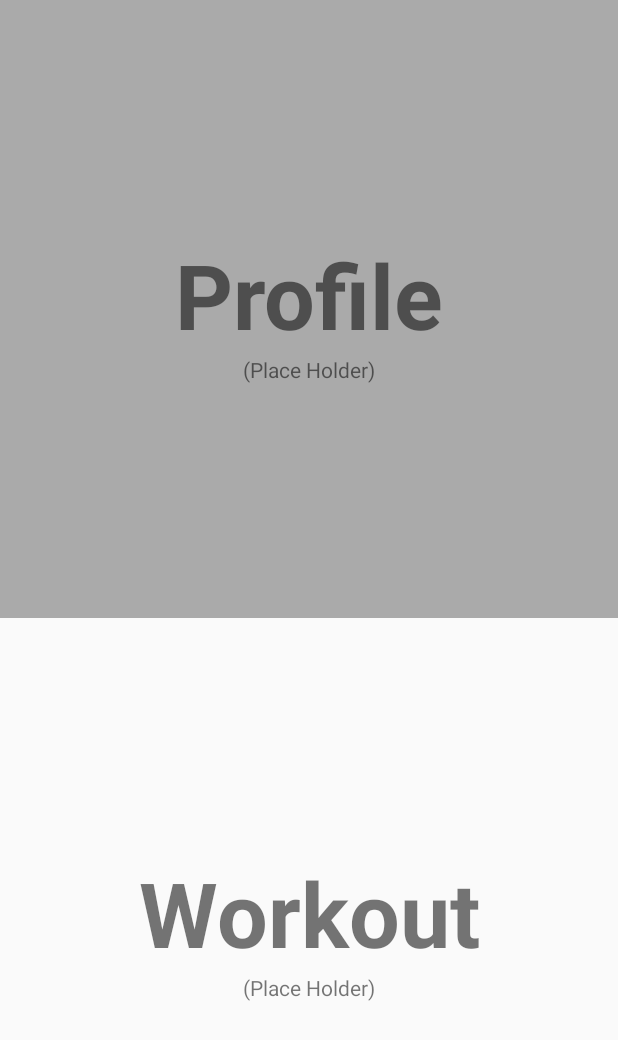
After one commit to andersonda/group7project, an Android app: the HomeActivity screen opened directly, with no data from a screen before it, on a phone screen of 412 x 824 dp. The commit adds this screen. Shown: the top 1040 px of the screen. Run offline under Robolectric (Android 15) with nearby library versions, the phone set to English and light mode, and no system bars.

Commit message:
Updated the project to handle multiple fragments on Home activity

```diff
--- a/app/build.gradle
+++ b/app/build.gradle
@@ -26,6 +26,7 @@ dependencies {
     })
     compile 'com.android.support:appcompat-v7:26.+'
     compile 'com.android.support.constraint:constraint-layout:1.0.2'
+    compile 'com.github.satyan:sugar:1.3'
+    compile 'com.android.support:design:26.+'
     testCompile 'junit:junit:4.12'
-    compile 'com.github.satyan:sugar:1.3'
 }
--- /dev/null
+++ b/app/src/main/java/edu/ecu/cs/exerciseapplication/HomeActivity.java
@@ -0,0 +1,44 @@
+package edu.ecu.cs.exerciseapplication;
+
+import android.content.Context;
+import android.content.Intent;
+import android.os.Bundle;
+import android.support.v4.app.Fragment;
+import android.support.v4.app.FragmentManager;
+import android.support.v7.app.AppCompatActivity;
+
+public class HomeActivity extends AppCompatActivity {
+
+    @Override
+    protected void onCreate(Bundle savedInstanceState) {
+        super.onCreate(savedInstanceState);
+        setContentView(R.layout.activity_home);
+
+        FragmentManager fm = getSupportFragmentManager();
+
+        //Create profile fragement on Home activity
+        Fragment profileFragment = fm.findFragmentById(R.id.profile_fragment_container);
+        if (profileFragment == null) {
+            profileFragment = new ProfileFragment();
+
+            fm.beginTransaction()
+                    .add(R.id.profile_fragment_container, profileFragment)
+                    .commit();
+        }
+
+        //Create workout fragment on Home Activity
+        Fragment workoutFragment = fm.findFragmentById(R.id.workout_fragment_container);
+        if (workoutFragment == null) {
+            workoutFragment = new WorkoutFragment();
+
+            fm.beginTransaction()
+                    .add(R.id.workout_fragment_container, workoutFragment)
+                    .commit();
+        }
+    }
+
+    public static Intent newIntent(Context context){
+        Intent intent = new Intent(context,HomeActivity.class);
+        return intent;
+    }
+}
--- /dev/null
+++ b/app/src/main/java/edu/ecu/cs/exerciseapplication/ProfileFragment.java
@@ -0,0 +1,19 @@
+package edu.ecu.cs.exerciseapplication;
+import android.os.Bundle;
+import android.support.v4.app.Fragment;
+import android.view.LayoutInflater;
+import android.view.View;
+import android.view.ViewGroup;
+
+/**
+ * Created by hunter on 9/16/17.
+ */
+
+public class ProfileFragment extends Fragment {
+    @Override
+    public View onCreateView(LayoutInflater inflater, ViewGroup container, Bundle savedInstanceState) {
+        super.onCreateView(inflater, container, savedInstanceState);
+        View v = inflater.inflate(R.layout.fragment_profile,container,false);
+        return v;
+    }
+}
--- /dev/null
+++ b/app/src/main/java/edu/ecu/cs/exerciseapplication/WorkoutFragment.java
@@ -0,0 +1,19 @@
+package edu.ecu.cs.exerciseapplication;
+import android.os.Bundle;
+import android.support.v4.app.Fragment;
+import android.view.LayoutInflater;
+import android.view.View;
+import android.view.ViewGroup;
+
+/**
+ * Created by hunter on 9/16/17.
+ */
+
+public class WorkoutFragment extends Fragment {
+    @Override
+    public View onCreateView(LayoutInflater inflater, ViewGroup container, Bundle savedInstanceState) {
+        super.onCreateView(inflater, container, savedInstanceState);
+        View v = inflater.inflate(R.layout.fragment_workout,container,false);
+        return v;
+    }
+}
--- /dev/null
+++ b/app/src/main/res/layout/activity_home.xml
@@ -0,0 +1,23 @@
+<?xml version="1.0" encoding="utf-8"?>
+<LinearLayout xmlns:android="http://schemas.android.com/apk/res/android"
+              xmlns:tools="http://schemas.android.com/tools"
+              android:layout_width="fill_parent"
+             android:layout_height="fill_parent"
+             android:orientation="vertical">
+
+    <FrameLayout
+        android:id="@+id/profile_fragment_container"
+        android:layout_width="match_parent"
+        android:layout_height="wrap_content"
+        android:layout_weight="1"
+        android:background="@android:color/darker_gray"
+        tools:layout="@layout/fragment_profile"/>
+
+    <FrameLayout
+        android:id="@+id/workout_fragment_container"
+        android:layout_width="match_parent"
+        android:layout_height="wrap_content"
+        android:layout_weight="1"
+        tools:layout="@layout/fragment_workout"/>/>
+
+</LinearLayout>
--- /dev/null
+++ b/app/src/main/res/layout/fragment_profile.xml
@@ -0,0 +1,21 @@
+<?xml version="1.0" encoding="utf-8"?>
+<LinearLayout xmlns:android="http://schemas.android.com/apk/res/android"
+              android:orientation="vertical"
+              android:layout_width="match_parent"
+              android:layout_height="match_parent"
+              android:gravity="center">
+
+    <TextView
+        android:layout_width="match_parent"
+        android:layout_height="wrap_content"
+        android:gravity="center"
+        android:text="Profile"
+        android:textSize="60sp"
+        android:textStyle="bold"/>
+
+    <TextView
+        android:layout_width="match_parent"
+        android:layout_height="wrap_content"
+        android:gravity="center"
+        android:text="(Place Holder)"/>
+</LinearLayout>
--- /dev/null
+++ b/app/src/main/res/layout/fragment_workout.xml
@@ -0,0 +1,22 @@
+<?xml version="1.0" encoding="utf-8"?>
+<LinearLayout xmlns:android="http://schemas.android.com/apk/res/android"
+              android:orientation="vertical"
+              android:layout_width="match_parent"
+              android:layout_height="match_parent"
+              android:gravity="center"    >
+
+    <TextView
+        android:layout_width="match_parent"
+        android:layout_height="wrap_content"
+        android:gravity="center"
+        android:text="Workout"
+        android:textSize="60sp"
+        android:textStyle="bold"/>
+
+    <TextView
+        android:layout_width="match_parent"
+        android:layout_height="wrap_content"
+        android:gravity="center"
+        android:text="(Place Holder)"/>
+
+</LinearLayout>
--- /dev/null
+++ b/app/src/main/res/values/dimens.xml
@@ -0,0 +1,3 @@
+<resources>
+    <dimen name="fab_margin">16dp</dimen>
+</resources>
--- a/app/src/main/res/values/strings.xml
+++ b/app/src/main/res/values/strings.xml
@@ -16,4 +16,5 @@
     <string name="height_hint">1.8</string>
     <string name="submit_button">Submit</string>
     <string name="register_male_female">Female/Male</string>
+    <string name="title_activity_home">HomeActivity</string>
 </resources>
--- a/app/src/main/res/values/styles.xml
+++ b/app/src/main/res/values/styles.xml
@@ -8,4 +8,13 @@
         <item name="colorAccent">@color/colorAccent</item>
     </style>
 
+    <style name="AppTheme.NoActionBar">
+        <item name="windowActionBar">false</item>
+        <item name="windowNoTitle">true</item>
+    </style>
+
+    <style name="AppTheme.AppBarOverlay" parent="ThemeOverlay.AppCompat.Dark.ActionBar"/>
+
+    <style name="AppTheme.PopupOverlay" parent="ThemeOverlay.AppCompat.Light"/>
+
 </resources>
```
Also changed, not shown: app/src/main/AndroidManifest.xml (+24 -10 lines), app/src/main/java/edu/ecu/cs/exerciseapplication/RegistrationActivity.java (+3 -18 lines), app/src/main/java/edu/ecu/cs/exerciseapplication/RegistrationFragment.java (+10 -0 lines), app/src/main/java/edu/ecu/cs/exerciseapplication/SingleFragmentActivity.java (added, +27 -0 lines), app/src/main/res/layout/activity_fragment.xml (added, +7 -0 lines).
